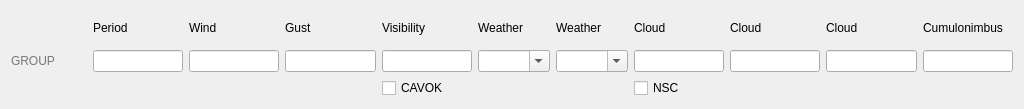
Qt form tafor/components/ui/taf_group.ui (up1and/tafor) before a commit.
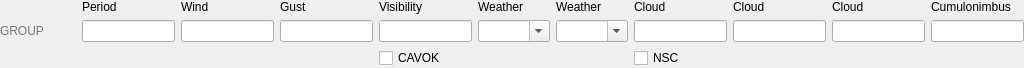
The same form after that commit.

Patch:
```diff
--- a/tafor/components/ui/taf_group.ui
+++ b/tafor/components/ui/taf_group.ui
@@ -7,13 +7,25 @@
     <x>0</x>
     <y>0</y>
     <width>1024</width>
-    <height>109</height>
+    <height>60</height>
    </rect>
   </property>
   <property name="windowTitle">
    <string notr="true">GROUP</string>
   </property>
   <layout class="QGridLayout" name="gridLayout">
+   <property name="leftMargin">
+    <number>0</number>
+   </property>
+   <property name="topMargin">
+    <number>0</number>
+   </property>
+   <property name="rightMargin">
+    <number>0</number>
+   </property>
+   <property name="bottomMargin">
+    <number>0</number>
+   </property>
    <item row="0" column="1">
     <widget class="QLabel" name="periodLabel">
      <property name="text">
```
